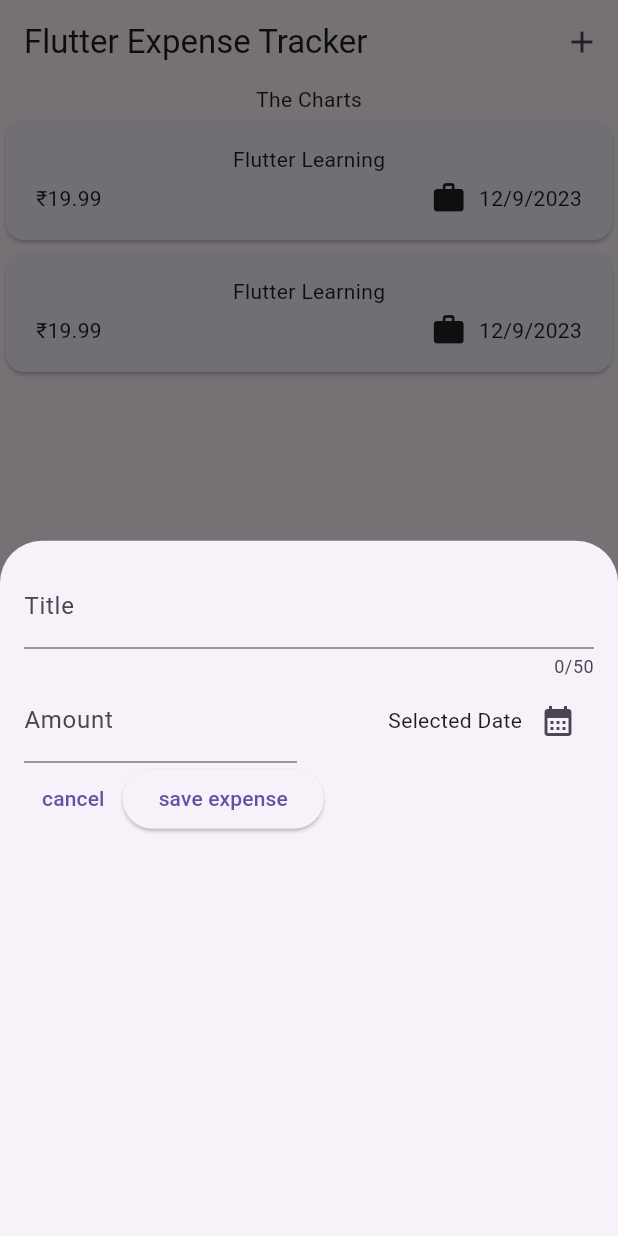
After one commit to Vaibhav-kesarwani/Expense-Tracker-App, a Flutter app: the screen it shows after launch, after a tap on the "add" icon, on a phone screen of 412 x 824 dp. The commit adds this screen. Run offline on Flutter 3.47's test engine with Material 3 defaults, Android fonts, the phone set to English and light mode, and no system bars.

Commit message:
added_theModelScreen_datePicker

```diff
--- a/lib/widgets/expenses.dart
+++ b/lib/widgets/expenses.dart
@@ -1,4 +1,5 @@
 import 'package:expensetrackerapp/widgets/expenses_list/expenses_list.dart';
+import 'package:expensetrackerapp/widgets/new_expense.dart';
 import 'package:flutter/material.dart';
 import 'package:expensetrackerapp/models/expense.dart';
 
@@ -25,10 +26,25 @@ class _ExpensesState extends State<Expenses> {
     ),
   ];
 
+  void _openAddExpenseOverlay() {
+    showModalBottomSheet(
+      context: context,
+      builder: (ctx) => const NewExpense(),
+    );
+  }
+
   @override
   Widget build(BuildContext context) {
     return Scaffold(
-      // appBar: ,
+      appBar: AppBar(
+        title: const Text('Flutter Expense Tracker'),
+        actions: [
+          IconButton(
+            onPressed: _openAddExpenseOverlay,
+            icon: const Icon(Icons.add),
+          )
+        ],
+      ),
       body: Column(
         children: [
           const Text("The Charts"),
--- /dev/null
+++ b/lib/widgets/new_expense.dart
@@ -0,0 +1,92 @@
+import 'package:flutter/material.dart';
+
+class NewExpense extends StatefulWidget {
+  const NewExpense({super.key});
+
+  @override
+  State<NewExpense> createState() => _NewExpenseState();
+}
+
+class _NewExpenseState extends State<NewExpense> {
+  final _titleController = TextEditingController();
+  final _amountController = TextEditingController();
+
+  void _presentDatePicker() {
+    final now = DateTime.now();
+    final firstDate = DateTime(now.year - 1, now.month, now.day);
+
+    showDatePicker(
+      context: context,
+      initialDate: now,
+      firstDate: firstDate,
+      lastDate: now,
+    );
+  }
+
+  @override
+  void dispose() {
+    _titleController.dispose();
+    _amountController.dispose();
+    super.dispose();
+  }
+
+  @override
+  Widget build(BuildContext context) {
+    return Padding(
+      padding: const EdgeInsets.all(16),
+      child: Column(
+        children: [
+          TextField(
+            controller: _titleController,
+            maxLength: 50,
+            decoration: const InputDecoration(
+              label: Text('Title'),
+            ),
+          ),
+          Row(
+            children: [
+              Expanded(
+                child: TextField(
+                  controller: _amountController,
+                  keyboardType: TextInputType.number,
+                  decoration: const InputDecoration(
+                    prefixText: '₹ ',
+                    label: Text('Amount'),
+                  ),
+                ),
+              ),
+              const SizedBox(width: 16),
+              Expanded(
+                child: Row(
+                  mainAxisAlignment: MainAxisAlignment.end,
+                  crossAxisAlignment: CrossAxisAlignment.center,
+                  children: [
+                    const Text('Selected Date'),
+                    IconButton(
+                      onPressed: _presentDatePicker,
+                      icon: const Icon(Icons.calendar_month),
+                    ),
+                  ],
+                ),
+              ),
+            ],
+          ),
+          Row(
+            children: [
+              TextButton(
+                onPressed: () {
+                  Navigator.pop(context);
+                },
+                child: const Text('cancel'),
+              ),
+              ElevatedButton(
+                onPressed: () {},
+                child: const Text('save expense'),
+              ),
+            ],
+          ),
+        ],
+      ),
+    );
+  }
+}
```
